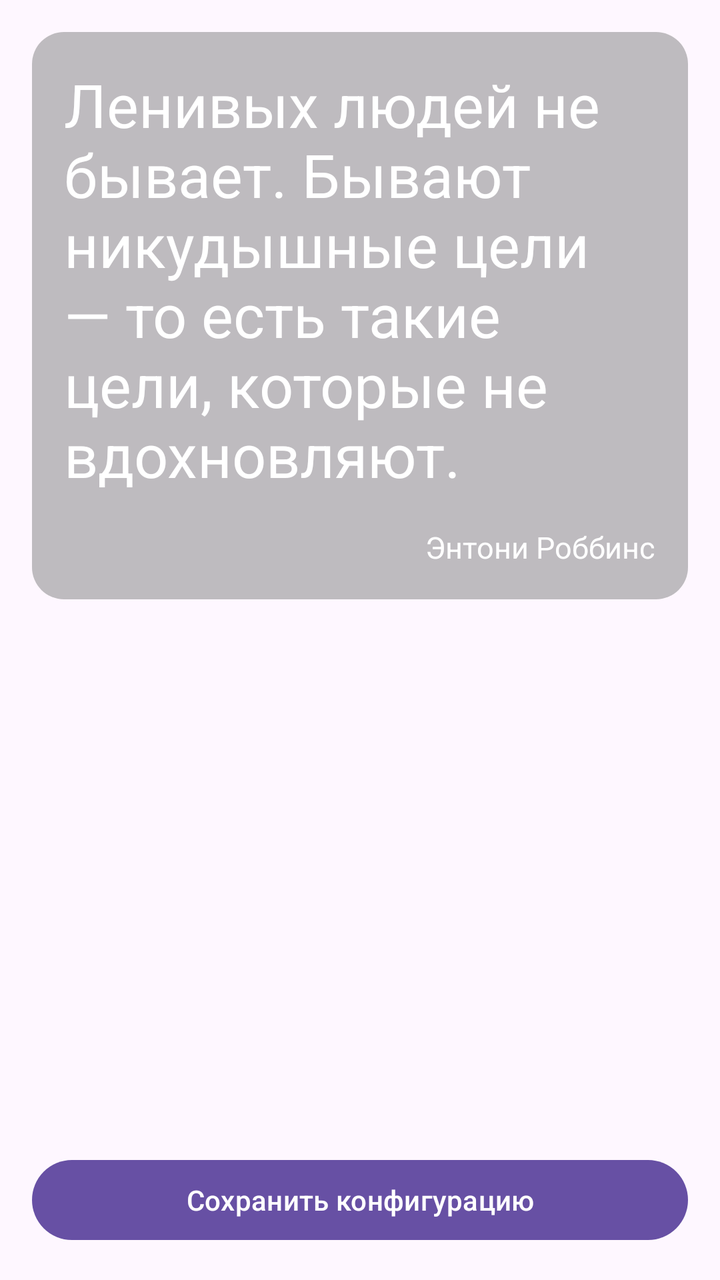
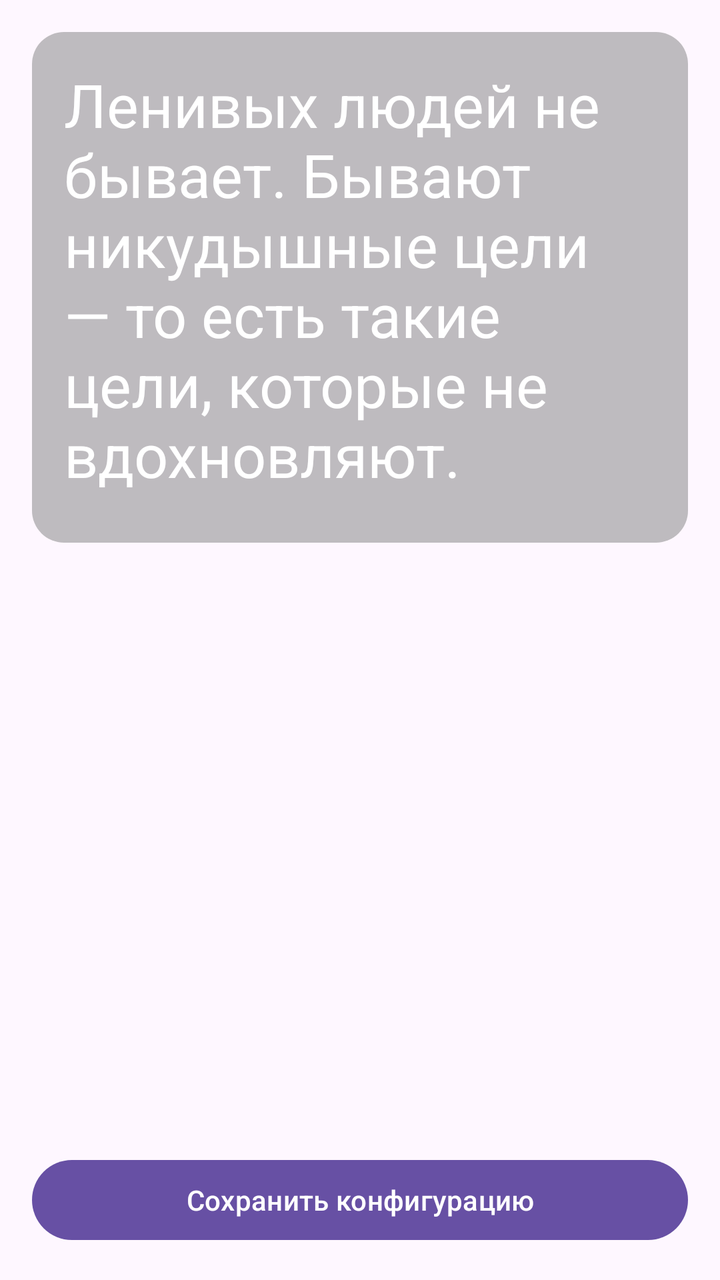

Before-and-after screenshots of an Android layout around one commit, followed by the original layout XML and the change that was made.
<!-- AndroidManifest.xml: application theme Theme.RandomQuotesWidget -->
<!-- res/layout/fragment_widget_settings.xml -->
<?xml version="1.0" encoding="utf-8"?>
<androidx.constraintlayout.widget.ConstraintLayout xmlns:android="http://schemas.android.com/apk/res/android"
    xmlns:app="http://schemas.android.com/apk/res-auto"
    android:layout_width="match_parent"
    android:layout_height="match_parent"
    android:padding="@dimen/spacing_16"
    android:orientation="vertical">

    <include
        android:id="@+id/quoteWidgetPreview"
        layout="@layout/widget_quote_preview"
        app:layout_constraintStart_toStartOf="parent"
        app:layout_constraintEnd_toEndOf="parent"
        app:layout_constraintTop_toTopOf="parent" />

    <androidx.recyclerview.widget.RecyclerView
        android:id="@+id/settingsRecyclerView"
        android:layout_width="0dp"
        android:layout_height="0dp"
        app:layout_constraintStart_toStartOf="parent"
        app:layout_constraintEnd_toEndOf="parent"
        app:layout_constraintTop_toBottomOf="@id/quoteWidgetPreview"
        app:layout_constraintBottom_toTopOf="@id/saveConfigurationButton"
        android:orientation="vertical"
        app:layoutManager="androidx.recyclerview.widget.LinearLayoutManager" />

    <Button
        android:id="@+id/saveConfigurationButton"
        android:layout_width="0dp"
        android:layout_height="wrap_content"
        app:layout_constraintStart_toStartOf="parent"
        app:layout_constraintEnd_toEndOf="parent"
        app:layout_constraintBottom_toBottomOf="parent"
        android:text="@string/save_widget_configuration_button_text" />

</androidx.constraintlayout.widget.ConstraintLayout>
<!-- res/layout/widget_quote_preview.xml (included above) -->
<?xml version="1.0" encoding="utf-8"?>
<LinearLayout xmlns:android="http://schemas.android.com/apk/res/android"
    android:layout_width="match_parent"
    android:layout_height="wrap_content"
    android:padding="@dimen/widget_padding"
    android:background="@drawable/widget_preview_background_shape"
    android:orientation="vertical">

    <TextView
        android:id="@+id/quote"
        android:layout_width="match_parent"
        android:layout_height="wrap_content"
        android:text="@string/widget_preview_quote"
        android:textColor="@android:color/white"
        android:textSize="@dimen/quote_widget_quote_default_text_size" />

    <TextView
        android:id="@+id/author"
        android:layout_width="wrap_content"
        android:layout_height="wrap_content"
        android:layout_marginTop="16dp"
        android:layout_gravity="end"
        android:text="@string/widget_preview_quote_author"
        android:textColor="@android:color/white"
        android:textSize="@dimen/quote_widget_author_default_text_size" />

</LinearLayout>
<!-- resources referenced by this layout -->
<resources>
  <dimen name="quote_widget_author_default_text_size">15sp</dimen>
  <dimen name="quote_widget_quote_default_text_size">30sp</dimen>
  <dimen name="spacing_16">16dp</dimen>
  <dimen name="widget_padding">16dp</dimen>
  <!-- drawable widget_preview_background_shape (drawable) -->
  <?xml version="1.0" encoding="utf-8"?>
  <shape xmlns:android="http://schemas.android.com/apk/res/android"
      android:shape="rectangle">
  
      <solid android:color="@color/widget_preview_container_background_color" />
  
      <corners android:radius="@dimen/spacing_16" />
  
  </shape>
  <string name="save_widget_configuration_button_text">Сохранить конфигурацию</string>
  <string name="widget_preview_quote">Ленивых людей не бывает. Бывают никудышные цели — то есть такие цели, которые не вдохновляют.</string>
  <string name="widget_preview_quote_author">Энтони Роббинс</string>
  <style name="Theme.RandomQuotesWidget" parent="Base.Theme.RandomQuotesWidget" />
  <color name="widget_preview_container_background_color">#80808080</color>
  <style name="Base.Theme.RandomQuotesWidget" parent="Theme.Material3.DayNight.NoActionBar">
          
          
      </style>
</resources>

<!-- the commit's change to res/layout/fragment_widget_settings.xml (unified diff, before → after) -->
@@ -9,9 +9,12 @@
     <include
         android:id="@+id/quoteWidgetPreview"
         layout="@layout/widget_quote_preview"
+        android:layout_width="0dp"
+        android:layout_height="0dp"
         app:layout_constraintStart_toStartOf="parent"
         app:layout_constraintEnd_toEndOf="parent"
-        app:layout_constraintTop_toTopOf="parent" />
+        app:layout_constraintTop_toTopOf="parent"
+        app:layout_constraintBottom_toTopOf="@id/guideline" />
 
     <androidx.recyclerview.widget.RecyclerView
         android:id="@+id/settingsRecyclerView"
@@ -19,7 +22,7 @@
         android:layout_height="0dp"
         app:layout_constraintStart_toStartOf="parent"
         app:layout_constraintEnd_toEndOf="parent"
-        app:layout_constraintTop_toBottomOf="@id/quoteWidgetPreview"
+        app:layout_constraintTop_toBottomOf="@id/guideline"
         app:layout_constraintBottom_toTopOf="@id/saveConfigurationButton"
         android:orientation="vertical"
         app:layoutManager="androidx.recyclerview.widget.LinearLayoutManager" />
@@ -32,6 +35,13 @@
         app:layout_constraintEnd_toEndOf="parent"
         app:layout_constraintBottom_toBottomOf="parent"
         android:text="@string/save_widget_configuration_button_text" />
+
+    <androidx.constraintlayout.widget.Guideline
+        android:id="@+id/guideline"
+        android:layout_width="wrap_content"
+        android:layout_height="wrap_content"
+        android:orientation="horizontal"
+        app:layout_constraintGuide_percent="0.42" />
 
 </androidx.constraintlayout.widget.ConstraintLayout>
 <!-- res/layout/widget_quote_preview.xml (included above) -->
